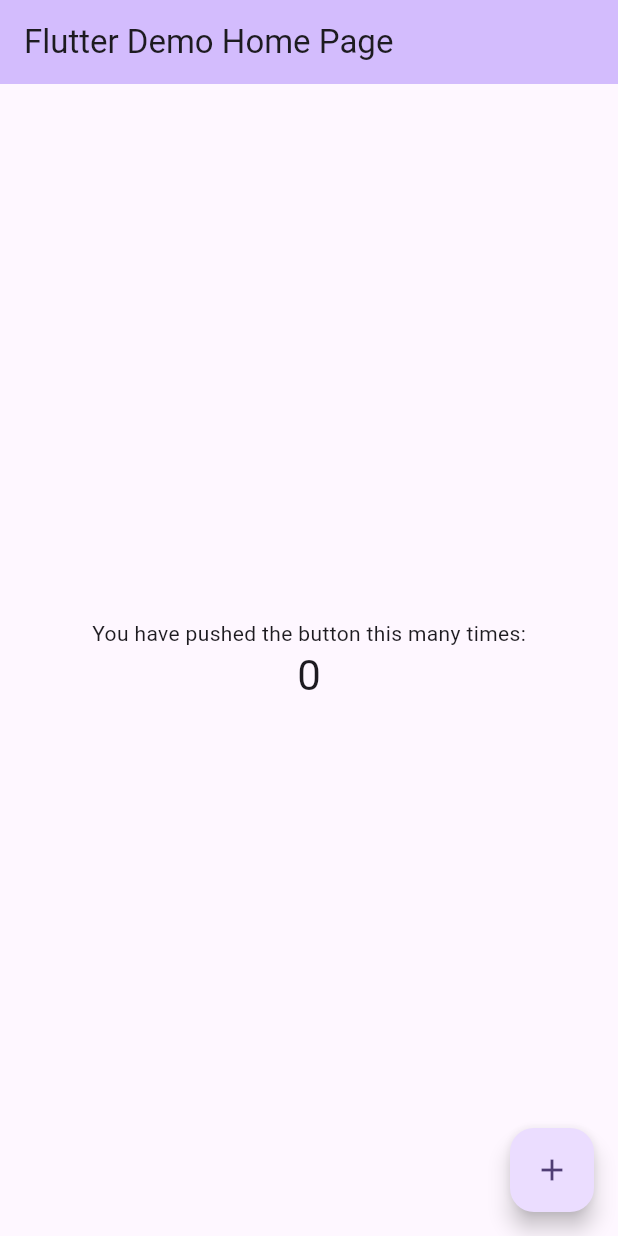
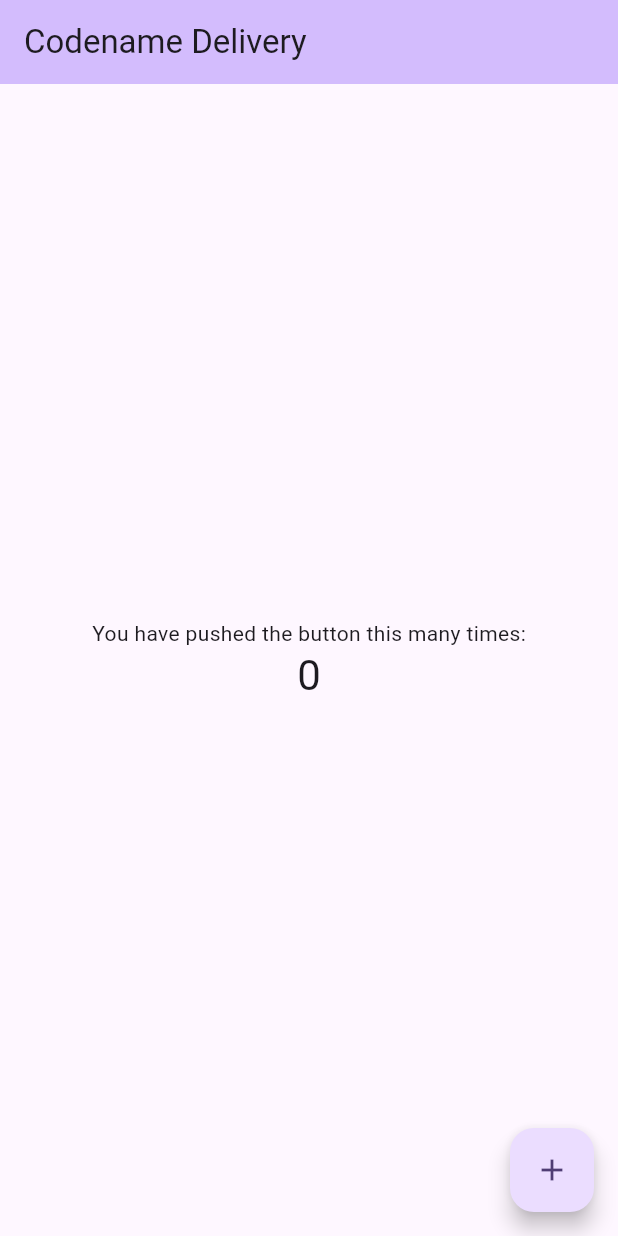
Before and after one commit to PabloAFT/delivery, a Flutter app: the screen it shows after launch, on a phone screen of 412 x 824 dp. Run offline on Flutter 3.47's test engine with Material 2 defaults, Android fonts, the phone set to English and light mode, and no system bars.

```diff
--- a/delivery/lib/main.dart
+++ b/delivery/lib/main.dart
@@ -31,7 +31,7 @@ class MyApp extends StatelessWidget {
         colorScheme: ColorScheme.fromSeed(seedColor: Colors.deepPurple),
         useMaterial3: true,
       ),
-      home: const MyHomePage(title: 'Flutter Demo Home Page'),
+      home: const MyHomePage(title: 'Codename Delivery'),
     );
   }
 }
```
Also changed, not shown: delivery/pizza-prato-borda-branca-1.webp (added), delivery/pizza-slice-of-pizza-icon-256x256-ck2bubbm.png (added), delivery/pizza_portuguesa.png (added), 3 other files.
